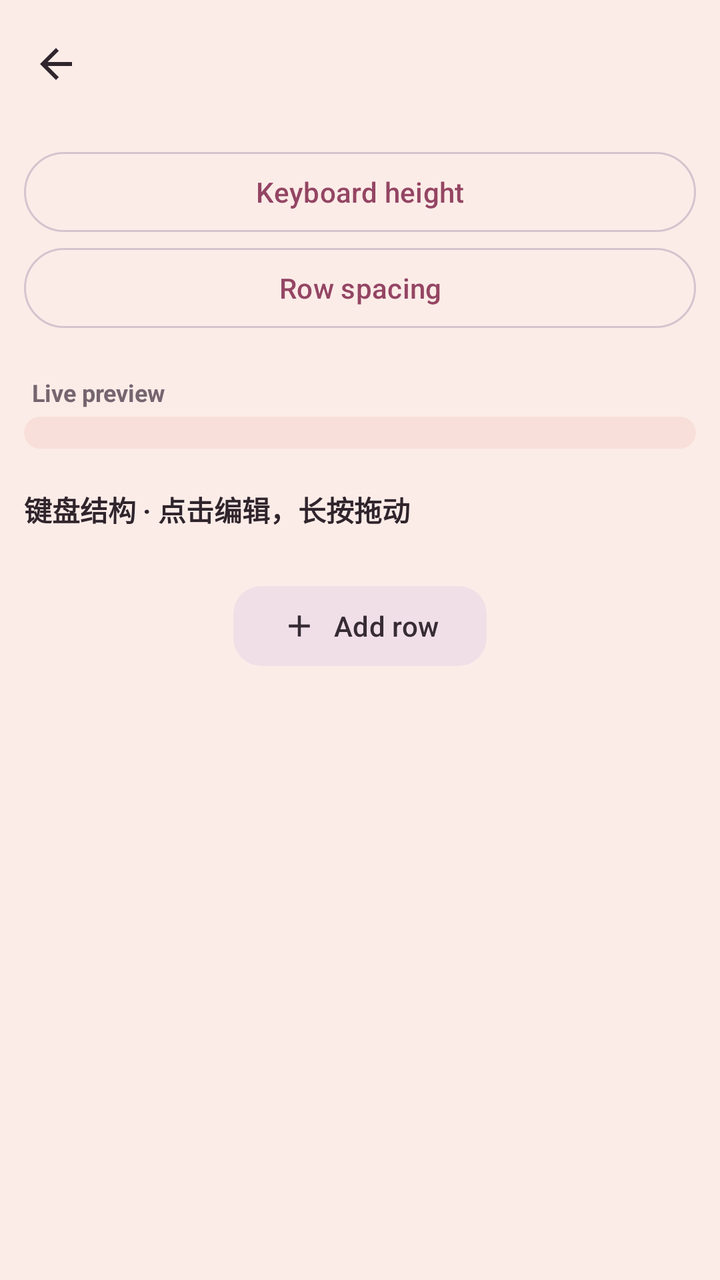
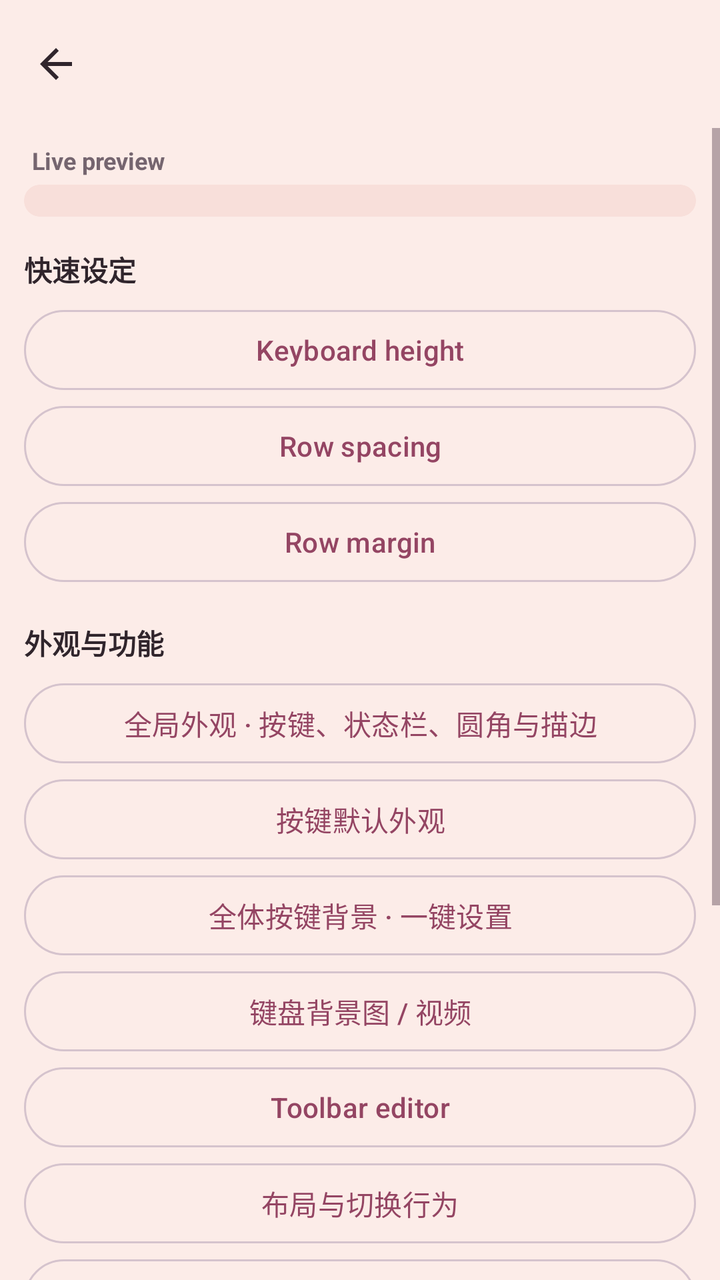

An Android layout rendered at two revisions. The XML below is the earlier revision; the diff shows what the commit changed to produce the second picture.
<!-- AndroidManifest.xml: application theme Theme.TrimeAppTheme -->
<!-- res/layout/activity_custom_kb_edit.xml -->
<?xml version="1.0" encoding="utf-8"?>
<LinearLayout
    xmlns:android="http://schemas.android.com/apk/res/android"
    xmlns:app="http://schemas.android.com/apk/res-auto"
    android:layout_width="match_parent"
    android:layout_height="match_parent"
    android:background="@color/framework_background"
    android:orientation="vertical">

    <com.google.android.material.appbar.AppBarLayout
        android:id="@+id/cbe_app_bar"
        android:layout_width="match_parent"
        android:layout_height="wrap_content"
        android:background="@color/framework_background"
        app:elevation="0dp">

        <com.google.android.material.appbar.MaterialToolbar
            android:id="@+id/cbe_toolbar"
            android:layout_width="match_parent"
            android:layout_height="?attr/actionBarSize"
            app:navigationIcon="?attr/homeAsUpIndicator"
            app:navigationIconTint="?attr/colorOnSurface"
            app:titleTextColor="?attr/colorOnSurface" />
    </com.google.android.material.appbar.AppBarLayout>

    <ScrollView
        android:layout_width="match_parent"
        android:layout_height="0dp"
        android:layout_weight="1"
        android:clipToPadding="false"
        android:paddingBottom="24dp">

        <LinearLayout
            android:layout_width="match_parent"
            android:layout_height="wrap_content"
            android:orientation="vertical"
            android:paddingStart="12dp"
            android:paddingTop="8dp"
            android:paddingEnd="12dp">

            <com.google.android.material.button.MaterialButton
                android:id="@+id/cbe_imported_layout"
                style="@style/Widget.Material3.Button.TonalButton"
                android:layout_width="match_parent" android:layout_height="wrap_content"
                android:visibility="gone" />
            <com.google.android.material.button.MaterialButton
                android:id="@+id/cbe_keyboard_height"
                style="@style/Widget.Material3.Button.OutlinedButton"
                android:layout_width="match_parent"
                android:layout_height="wrap_content"
                android:text="@string/custom_kb_keyboard_height" />
            <com.google.android.material.button.MaterialButton
                android:id="@+id/cbe_row_spacing"
                style="@style/Widget.Material3.Button.OutlinedButton"
                android:layout_width="match_parent"
                android:layout_height="wrap_content"
                android:text="@string/custom_kb_row_spacing" />

            <TextView
                android:layout_width="wrap_content"
                android:layout_height="wrap_content"
                android:layout_marginStart="4dp"
                android:layout_marginTop="20dp"
                android:layout_marginBottom="4dp"
                android:text="@string/custom_kb_preview"
                android:textColor="?attr/colorOnSurfaceVariant"
                android:textSize="12sp"
                android:textStyle="bold" />

            <com.google.android.material.card.MaterialCardView
                android:layout_width="match_parent"
                android:layout_height="wrap_content"
                app:cardBackgroundColor="?attr/colorSurfaceVariant"
                app:cardCornerRadius="20dp"
                app:cardElevation="0dp">

                <LinearLayout
                    android:id="@+id/cbe_preview"
                    android:layout_width="match_parent"
                    android:layout_height="wrap_content"
                    android:orientation="vertical"
                    android:padding="8dp" />
            </com.google.android.material.card.MaterialCardView>

            <TextView android:layout_width="match_parent" android:layout_height="wrap_content"
                android:text="键盘结构 · 点击编辑，长按拖动" android:textSize="14sp" android:textStyle="bold"
                android:textColor="?attr/colorOnSurface" android:paddingTop="20dp" android:paddingBottom="12dp" />
            <LinearLayout
                android:id="@+id/cbe_rows"
                android:layout_width="match_parent"
                android:layout_height="wrap_content"
                android:orientation="vertical" />

            <com.google.android.material.button.MaterialButton
                android:id="@+id/cbe_add_row"
                style="@style/Widget.Material3.Button.TonalButton"
                android:layout_width="wrap_content"
                android:layout_height="wrap_content"
                android:layout_gravity="center_horizontal"
                android:layout_marginTop="12dp"
                android:text="@string/custom_kb_add_row"
                app:cornerRadius="14dp"
                app:icon="@drawable/ic_baseline_add_24" />
        </LinearLayout>
    </ScrollView>
</LinearLayout>
<!-- resources referenced by this layout -->
<resources>
  <color name="framework_background">#FCECE8</color>
  <!-- drawable ic_baseline_add_24 (drawable) -->
  <vector xmlns:android="http://schemas.android.com/apk/res/android"
      android:width="24dp"
      android:height="24dp"
      android:autoMirrored="true"
      android:viewportWidth="24"
      android:viewportHeight="24">
  
      <path
          android:fillColor="@android:color/white"
          android:pathData="M19,13h-6v6h-2v-6H5v-2h6V5h2v6h6v2z" />
  
  </vector>
  <string name="custom_kb_add_row">Add row</string>
  <string name="custom_kb_keyboard_height">Keyboard height</string>
  <string name="custom_kb_preview">Live preview</string>
  <string name="custom_kb_row_spacing">Row spacing</string>
  <color name="settings_surface_variant">#F8DFDA</color>
  <color name="settings_surface">#FFFAF6</color>
  <color name="settings_outline">#D5C3CD</color>
  <color name="m3_primary">#944563</color>
  <color name="m3_on_primary">#FFFFFF</color>
  <style name="Widget.Trime.Toolbar" parent="Widget.Material3.Toolbar">
          <item name="titleTextAppearance">@style/TextAppearance.Trime.ToolbarTitle</item>
          <item name="android:minHeight">?attr/actionBarSize</item>
      </style>
  <color name="framework_text_primary">#30252C</color>
  <color name="framework_text_secondary">#75656F</color>
  <color name="m3_primary_container">#FFDAE6</color>
  <color name="m3_on_primary_container">#3D0B24</color>
  <color name="m3_secondary_container">#F1DFE7</color>
  <color name="m3_on_secondary_container">#372C34</color>
  <color name="m3_tertiary">#695780</color>
  <color name="m3_on_tertiary">#FFFFFF</color>
  <color name="m3_tertiary_container">#EEDDFA</color>
  <color name="m3_on_tertiary_container">#281638</color>
  <color name="colorPrimaryDark">#2D2F30</color>
  <color name="framework_control_normal">#76616C</color>
  <color name="framework_control_highlight">#1F944563</color>
  <color name="framework_foreground">#30252C</color>
  <style name="TextAppearance.Trime.ToolbarTitle" parent="TextAppearance.Material3.TitleLarge">
          <item name="android:textSize">22sp</item>
          <item name="android:fontFamily">sans-serif-medium</item>
      </style>
  <!-- unchanged entries left out for length: 1 -->
</resources>

<!-- the commit's change to res/layout/activity_custom_kb_edit.xml (unified diff, before → after) -->
@@ -38,29 +38,11 @@
             android:paddingTop="8dp"
             android:paddingEnd="12dp">
 
-            <com.google.android.material.button.MaterialButton
-                android:id="@+id/cbe_imported_layout"
-                style="@style/Widget.Material3.Button.TonalButton"
-                android:layout_width="match_parent" android:layout_height="wrap_content"
-                android:visibility="gone" />
-            <com.google.android.material.button.MaterialButton
-                android:id="@+id/cbe_keyboard_height"
-                style="@style/Widget.Material3.Button.OutlinedButton"
-                android:layout_width="match_parent"
-                android:layout_height="wrap_content"
-                android:text="@string/custom_kb_keyboard_height" />
-            <com.google.android.material.button.MaterialButton
-                android:id="@+id/cbe_row_spacing"
-                style="@style/Widget.Material3.Button.OutlinedButton"
-                android:layout_width="match_parent"
-                android:layout_height="wrap_content"
-                android:text="@string/custom_kb_row_spacing" />
-
+            
             <TextView
                 android:layout_width="wrap_content"
                 android:layout_height="wrap_content"
                 android:layout_marginStart="4dp"
-                android:layout_marginTop="20dp"
                 android:layout_marginBottom="4dp"
                 android:text="@string/custom_kb_preview"
                 android:textColor="?attr/colorOnSurfaceVariant"
@@ -81,6 +63,108 @@
                     android:orientation="vertical"
                     android:padding="8dp" />
             </com.google.android.material.card.MaterialCardView>
+
+            <com.google.android.material.button.MaterialButton
+                android:id="@+id/cbe_imported_layout"
+                style="@style/Widget.Material3.Button.TonalButton"
+                android:layout_width="match_parent"
+                android:layout_height="wrap_content"
+                android:layout_marginTop="8dp"
+                android:visibility="gone" />
+
+            <TextView
+                android:layout_width="match_parent"
+                android:layout_height="wrap_content"
+                android:paddingTop="16dp"
+                android:paddingBottom="6dp"
+                android:text="快速设定"
+                android:textColor="?attr/colorOnSurface"
+                android:textSize="14sp"
+                android:textStyle="bold" />
+
+            <com.google.android.material.button.MaterialButton
+                android:id="@+id/cbe_keyboard_height"
+                style="@style/Widget.Material3.Button.OutlinedButton"
+                android:layout_width="match_parent"
+                android:layout_height="wrap_content"
+                android:text="@string/custom_kb_keyboard_height" />
+            <com.google.android.material.button.MaterialButton
+                android:id="@+id/cbe_row_spacing"
+                style="@style/Widget.Material3.Button.OutlinedButton"
+                android:layout_width="match_parent"
+                android:layout_height="wrap_content"
+                android:text="@string/custom_kb_row_spacing" />
+            <com.google.android.material.button.MaterialButton
+                android:id="@+id/cbe_row_margin"
+                style="@style/Widget.Material3.Button.OutlinedButton"
+                android:layout_width="match_parent"
+                android:layout_height="wrap_content"
+                android:text="@string/custom_kb_row_margin" />
+
+            <TextView
+                android:layout_width="match_parent"
+                android:layout_height="wrap_content"
+                android:paddingTop="16dp"
+                android:paddingBottom="6dp"
+                android:text="外观与功能"
+                android:textColor="?attr/colorOnSurface"
+                android:textSize="14sp"
+                android:textStyle="bold" />
+
+            <com.google.android.material.button.MaterialButton
+                android:id="@+id/cbe_global_appearance"
+                style="@style/Widget.Material3.Button.OutlinedButton"
+                android:layout_width="match_parent"
+                android:layout_height="wrap_content"
+                android:text="全局外观 · 按键、状态栏、圆角与描边" />
+            <com.google.android.material.button.MaterialButton
+                android:id="@+id/cbe_key_appearance"
+                style="@style/Widget.Material3.Button.OutlinedButton"
+                android:layout_width="match_parent"
+                android:layout_height="wrap_content"
+                android:text="按键默认外观" />
+            <com.google.android.material.button.MaterialButton
+                android:id="@+id/cbe_all_keys_bg"
+                style="@style/Widget.Material3.Button.OutlinedButton"
+                android:layout_width="match_parent"
+                android:layout_height="wrap_content"
+                android:text="全体按键背景 · 一键设置" />
+            <com.google.android.material.button.MaterialButton
+                android:id="@+id/cbe_keyboard_bg"
+                style="@style/Widget.Material3.Button.OutlinedButton"
+                android:layout_width="match_parent"
+                android:layout_height="wrap_content"
+                android:text="键盘背景图 / 视频" />
+            <com.google.android.material.button.MaterialButton
+                android:id="@+id/cbe_toolbar_edit"
+                style="@style/Widget.Material3.Button.OutlinedButton"
+                android:layout_width="match_parent"
+                android:layout_height="wrap_content"
+                android:text="@string/toolbar_edit" />
+            <com.google.android.material.button.MaterialButton
+                android:id="@+id/cbe_layout_options"
+                style="@style/Widget.Material3.Button.OutlinedButton"
+                android:layout_width="match_parent"
+                android:layout_height="wrap_content"
+                android:text="布局与切换行为" />
+            <com.google.android.material.button.MaterialButton
+                android:id="@+id/cbe_fonts"
+                style="@style/Widget.Material3.Button.OutlinedButton"
+                android:layout_width="match_parent"
+                android:layout_height="wrap_content"
+                android:text="字体与字号（当前布局）" />
+            <com.google.android.material.button.MaterialButton
+                android:id="@+id/cbe_floating_candidates"
+                style="@style/Widget.Material3.Button.OutlinedButton"
+                android:layout_width="match_parent"
+                android:layout_height="wrap_content"
+                android:text="悬浮候选窗编辑" />
+            <com.google.android.material.button.MaterialButton
+                android:id="@+id/cbe_functions"
+                style="@style/Widget.Material3.Button.OutlinedButton"
+                android:layout_width="match_parent"
+                android:layout_height="wrap_content"
+                android:text="自定义功能" />
 
             <TextView android:layout_width="match_parent" android:layout_height="wrap_content"
                 android:text="键盘结构 · 点击编辑，长按拖动" android:textSize="14sp" android:textStyle="bold"
<!-- resource entries referenced after the edit -->
@@ -17,7 +17,9 @@
   <string name="custom_kb_add_row">Add row</string>
   <string name="custom_kb_keyboard_height">Keyboard height</string>
   <string name="custom_kb_preview">Live preview</string>
+  <string name="custom_kb_row_margin">Row margin</string>
   <string name="custom_kb_row_spacing">Row spacing</string>
+  <string name="toolbar_edit">Toolbar editor</string>
   <color name="settings_surface_variant">#F8DFDA</color>
   <color name="settings_surface">#FFFAF6</color>
   <color name="settings_outline">#D5C3CD</color>
